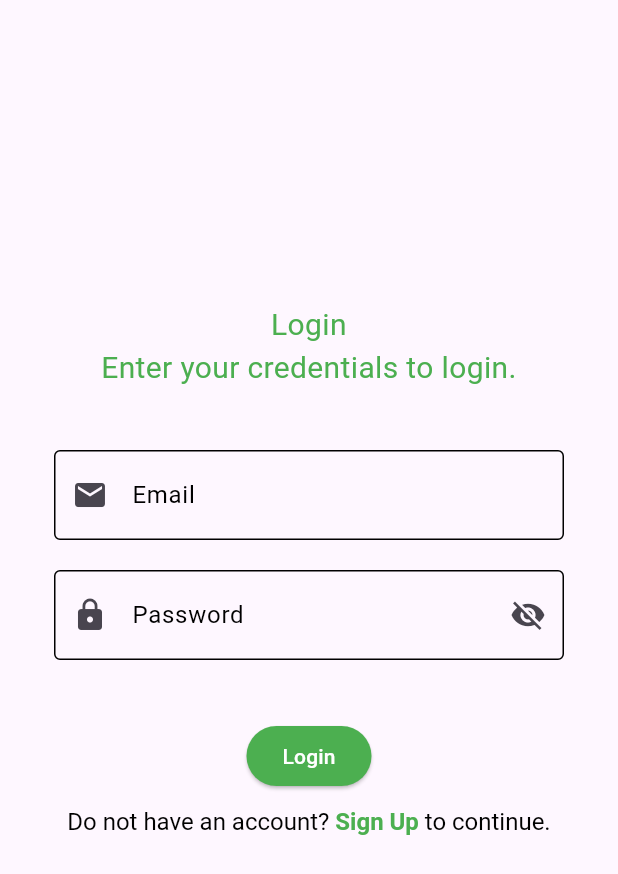
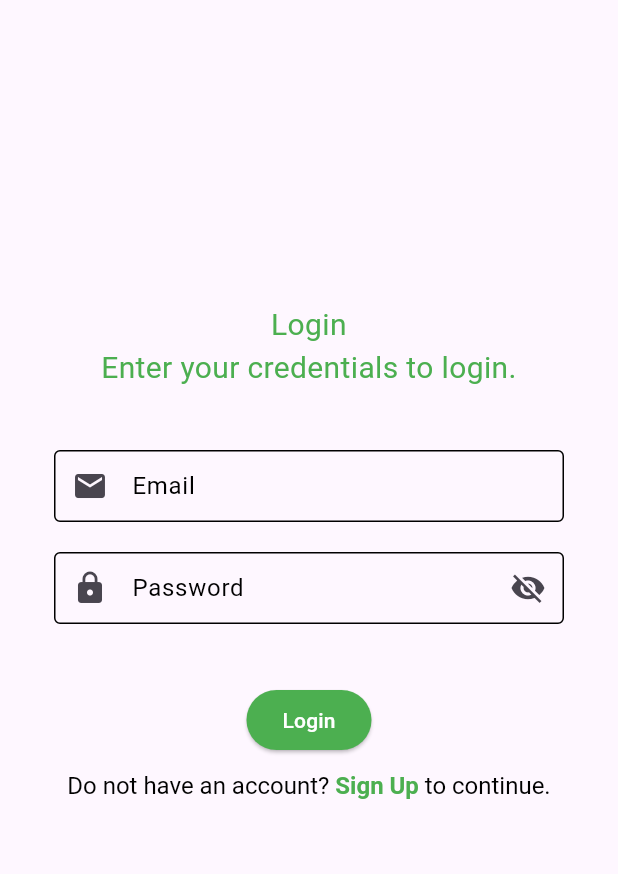
Before and after one commit to Sangi6740/Login-Profile, a Flutter app: the screen it shows after launch, on a phone screen of 412 x 824 dp. Shown: the top 874 px of the screen. Run offline on Flutter 3.47's test engine with Material 3 defaults, Android fonts, the phone set to English and light mode, and no system bars.

```diff
--- a/lib/main.dart
+++ b/lib/main.dart
@@ -28,6 +28,26 @@ class Login extends StatefulWidget {
 
 class _LoginState extends State<Login> {
   bool _obscureText = true;
+  final _formkey = GlobalKey<FormState>;
+  final TextEditingController email = TextEditingController();
+  final TextEditingController pass = TextEditingController();
+
+  String? validateemail(String? value) {
+    if (value == null || value.isEmpty) {
+      return 'Email cannot be empty!';
+    }
+    return null;
+  }
+
+  String? validatepass(String? value) {
+    if (value == null || value.isEmpty) {
+      return 'Password cannot be empty!';
+    }
+    if (value.length < 6) {
+      return 'Password cannot be less than 6 characters.';
+    }
+    return null;
+  }
 
   @override
   Widget build(BuildContext context) {
@@ -44,13 +64,16 @@ class _LoginState extends State<Login> {
                 textAlign: TextAlign.center,
                 style: TextStyle(fontSize: 20, color: Colors.green),
               ),
-              Padding(
+              Form(
+                child: Padding(
                   padding: const EdgeInsets.only(top: 40),
                   child: TextFormField(
                     decoration: InputDecoration(
+                      border: OutlineInputBorder(),
+
                       contentPadding: EdgeInsets.symmetric(
-                      vertical: 18,
-                      horizontal: 16,
+                        vertical: 12,
+                        horizontal: 10,
                       ),
                       prefixIcon: Icon(Icons.email),
                       hintText: "Email",
@@ -66,20 +89,27 @@ class _LoginState extends State<Login> {
                         borderSide: BorderSide(color: Colors.black),
                       ),
                     ),
+                    validator: validateemail,
+                    autovalidateMode: AutovalidateMode.onUserInteraction,
+                  ),
                 ),
               ),
               Padding(
                 padding: const EdgeInsets.only(top: 20),
                 child: TextFormField(
                   obscureText: _obscureText,
+
                   decoration: InputDecoration(
+                    border: OutlineInputBorder(),
+
                     contentPadding: EdgeInsets.symmetric(
-                      vertical: 18,
-                      horizontal: 16,
+                      vertical: 12,
+                      horizontal: 10,
                     ),
                     prefixIcon: Icon(Icons.lock),
                     hintText: "Password",
                     labelText: "Password",
+
                     labelStyle: TextStyle(color: Colors.black),
                     enabledBorder: OutlineInputBorder(
                       borderSide: BorderSide(color: Colors.black),
@@ -99,6 +129,8 @@ class _LoginState extends State<Login> {
                       ),
                     ),
                   ),
+                  validator: validatepass,
+                  autovalidateMode: AutovalidateMode.onUserInteraction,
                 ),
               ),
 
```
Lines whose indentation alone changed are shown as unchanged.
